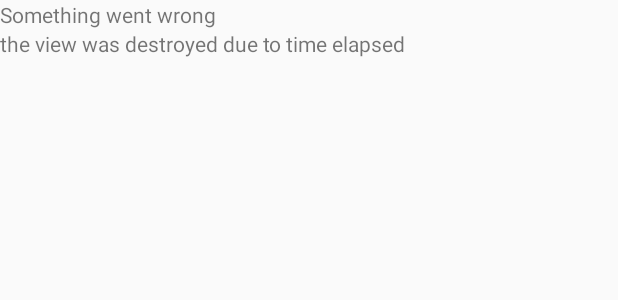
After one commit to emekaegbuna/RxJavaFootballAPI, an Android app: the layout error.xml on its own in the app's theme, with its tools: preview values and no code run, on a phone screen of 412 x 824 dp. The commit adds this screen. Shown: the top 300 px of the screen. Run offline under Robolectric (Android 15) with nearby library versions, the phone set to English and light mode, and no system bars; network calls fail.

```diff
--- a/app/src/main/java/com/example/starwarsapi/presenter/PresenterInteface.kt
+++ b/app/src/main/java/com/example/starwarsapi/presenter/PresenterInteface.kt
@@ -3,5 +3,6 @@ package com.example.starwarsapi.presenter
 interface PresenterInterface {
 
     fun makeRetrofitCall()
+    fun onDestroy()
 
 }
--- a/app/src/main/java/com/example/starwarsapi/presenter/ViewInterface.kt
+++ b/app/src/main/java/com/example/starwarsapi/presenter/ViewInterface.kt
@@ -5,4 +5,6 @@ import com.example.starwarsapi.model.StarWarsModel
 interface ViewInterface {
 
     fun recycle(starWarsModel:StarWarsModel)
+
+    fun throwError()
 }
--- /dev/null
+++ b/app/src/main/res/layout/error.xml
@@ -0,0 +1,19 @@
+<?xml version="1.0" encoding="utf-8"?>
+<LinearLayout xmlns:android="http://schemas.android.com/apk/res/android"
+        android:orientation="vertical" android:layout_width="match_parent"
+        android:layout_height="match_parent">
+
+
+    <TextView
+            android:text="Something went wrong"
+            android:id="@+id/tv_error"
+            android:layout_width="match_parent"
+            android:layout_height="wrap_content"/>
+
+    <TextView
+            android:text="the view was destroyed due to time elapsed"
+            android:id="@+id/tv_error_message"
+            android:layout_width="match_parent"
+            android:layout_height="wrap_content"/>
+
+</LinearLayout>
```
Also changed, not shown: app/src/main/java/com/example/starwarsapi/presenter/Presenter.kt (+20 -9 lines), app/src/main/java/com/example/starwarsapi/view/FragmentRV.kt (+8 -1 lines), app/src/main/res/layout/fragment_fragment_rv.xml (+7 -0 lines).
